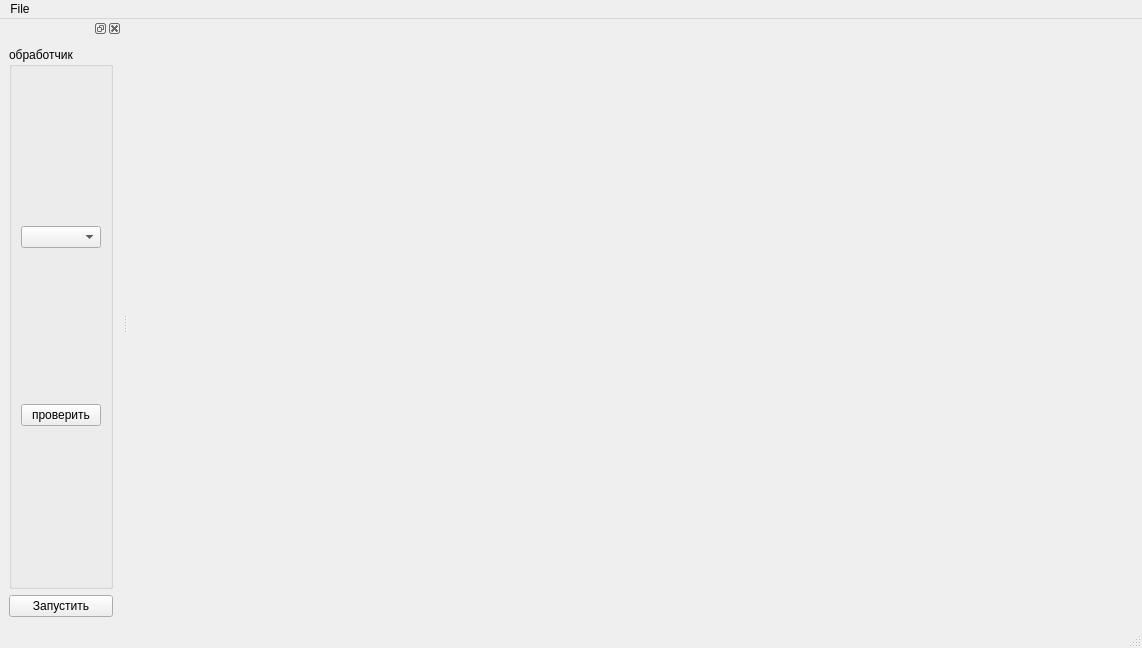
Qt form src/widgets/mainwindow.ui (BigCubeCat/SpectralToolbox) before a commit.
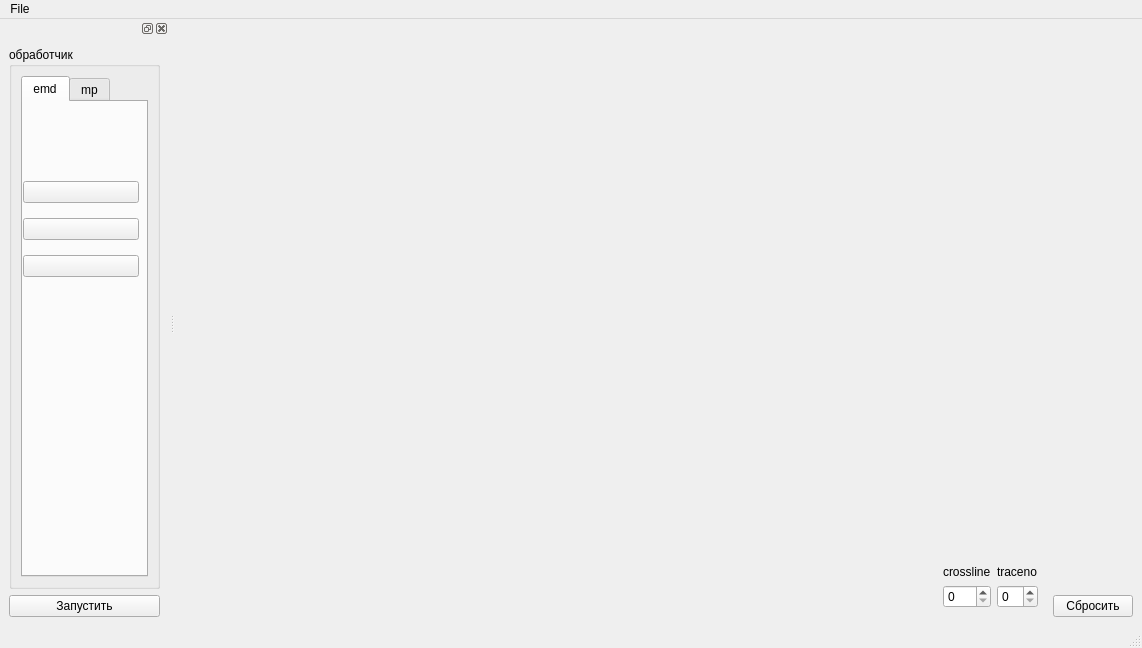
The same form after that commit.

The edit to the form file:
```diff
--- a/src/widgets/mainwindow.ui
+++ b/src/widgets/mainwindow.ui
@@ -14,9 +14,100 @@
    <string>MainWindow</string>
   </property>
   <widget class="QWidget" name="centralwidget">
-   <layout class="QVBoxLayout" name="verticalLayout_2">
+   <layout class="QHBoxLayout" name="horizontalLayout">
     <item>
-     <layout class="QVBoxLayout" name="mainLayout"/>
+     <layout class="QHBoxLayout" name="mainLayout">
+      <item>
+       <layout class="QVBoxLayout" name="verticalLayout_4">
+        <item>
+         <widget class="QWidget" name="renderWidget" native="true">
+          <property name="sizePolicy">
+           <sizepolicy hsizetype="Preferred" vsizetype="Minimum">
+            <horstretch>0</horstretch>
+            <verstretch>0</verstretch>
+           </sizepolicy>
+          </property>
+          <layout class="QVBoxLayout" name="renderLayout"/>
+         </widget>
+        </item>
+        <item>
+         <widget class="QWidget" name="horizontalWidget_2" native="true">
+          <property name="sizePolicy">
+           <sizepolicy hsizetype="Preferred" vsizetype="Maximum">
+            <horstretch>0</horstretch>
+            <verstretch>0</verstretch>
+           </sizepolicy>
+          </property>
+          <layout class="QHBoxLayout" name="horizontalLayout_2">
+           <item>
+            <spacer name="horizontalSpacer">
+             <property name="orientation">
+              <enum>Qt::Horizontal</enum>
+             </property>
+             <property name="sizeHint" stdset="0">
+              <size>
+               <width>40</width>
+               <height>20</height>
+              </size>
+             </property>
+            </spacer>
+           </item>
+           <item>
+            <layout class="QVBoxLayout" name="verticalLayout_7">
+             <item>
+              <widget class="QLabel" name="label">
+               <property name="text">
+                <string>crossline</string>
+               </property>
+              </widget>
+             </item>
+             <item>
+              <widget class="QSpinBox" name="crosslineSpin"/>
+             </item>
+            </layout>
+           </item>
+           <item>
+            <layout class="QVBoxLayout" name="verticalLayout_8">
+             <item>
+              <widget class="QLabel" name="label_2">
+               <property name="text">
+                <string>traceno</string>
+               </property>
+              </widget>
+             </item>
+             <item>
+              <widget class="QSpinBox" name="tracenoSpin"/>
+             </item>
+            </layout>
+           </item>
+          </layout>
+         </widget>
+        </item>
+       </layout>
+      </item>
+      <item>
+       <layout class="QVBoxLayout" name="verticalLayout_6">
+        <item>
+         <widget class="QWidget" name="previewLayout_2" native="true">
+          <property name="sizePolicy">
+           <sizepolicy hsizetype="Preferred" vsizetype="Minimum">
+            <horstretch>0</horstretch>
+            <verstretch>0</verstretch>
+           </sizepolicy>
+          </property>
+          <layout class="QHBoxLayout" name="previewLayout"/>
+         </widget>
+        </item>
+        <item>
+         <widget class="QPushButton" name="pushButton">
+          <property name="text">
+           <string>Сбросить</string>
+          </property>
+         </widget>
+        </item>
+       </layout>
+      </item>
+     </layout>
     </item>
    </layout>
   </widget>
@@ -56,16 +147,53 @@
          </property>
          <layout class="QVBoxLayout" name="verticalLayout_5">
           <item>
-           <widget class="QComboBox" name="methodBox"/>
-          </item>
-          <item>
-           <layout class="QVBoxLayout" name="paramLayout"/>
-          </item>
-          <item>
-           <widget class="QPushButton" name="pushButton">
-            <property name="text">
-             <string>проверить</string>
+           <widget class="QTabWidget" name="tabWidget">
+            <property name="currentIndex">
+             <number>0</number>
             </property>
+            <widget class="QWidget" name="tab">
+             <attribute name="title">
+              <string>emd</string>
+             </attribute>
+             <widget class="QWidget" name="widget" native="true">
+              <property name="geometry">
+               <rect>
+                <x>0</x>
+                <y>70</y>
+                <width>116</width>
+                <height>117</height>
+               </rect>
+              </property>
+              <layout class="QVBoxLayout" name="verticalLayout_2">
+               <item>
+                <widget class="QPushButton" name="emdRfile">
+                 <property name="text">
+                  <string/>
+                 </property>
+                </widget>
+               </item>
+               <item>
+                <widget class="QPushButton" name="emdGfile">
+                 <property name="text">
+                  <string/>
+                 </property>
+                </widget>
+               </item>
+               <item>
+                <widget class="QPushButton" name="emdBfile">
+                 <property name="text">
+                  <string/>
+                 </property>
+                </widget>
+               </item>
+              </layout>
+             </widget>
+            </widget>
+            <widget class="QWidget" name="tab_2">
+             <attribute name="title">
+              <string>mp</string>
+             </attribute>
+            </widget>
            </widget>
           </item>
          </layout>
```
Left out of the diff: 1 changed line with no effect on the pictures.
